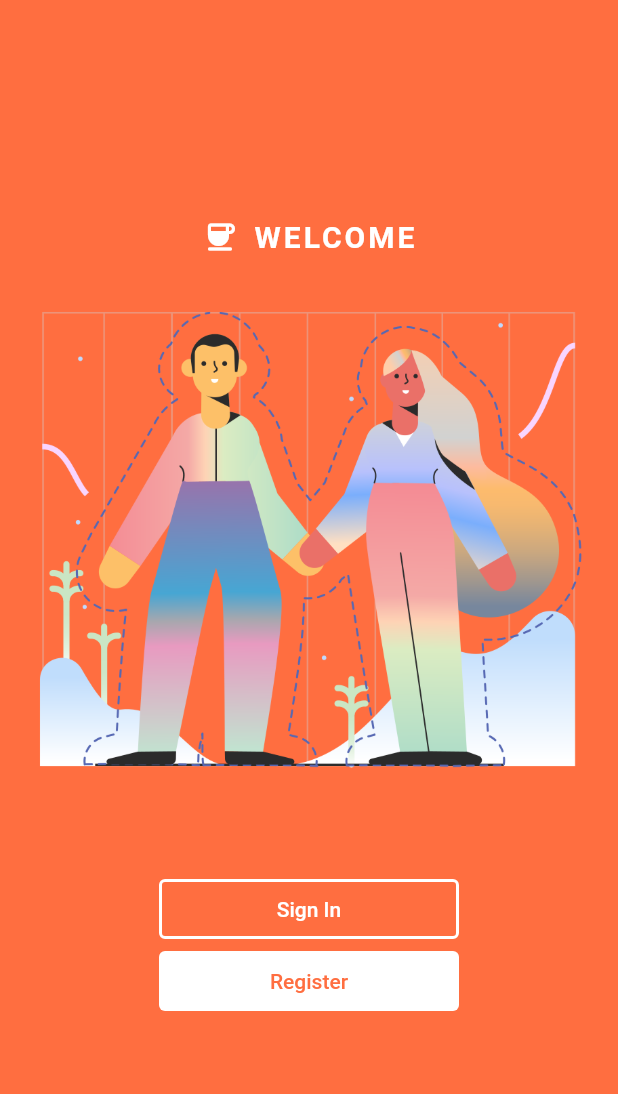
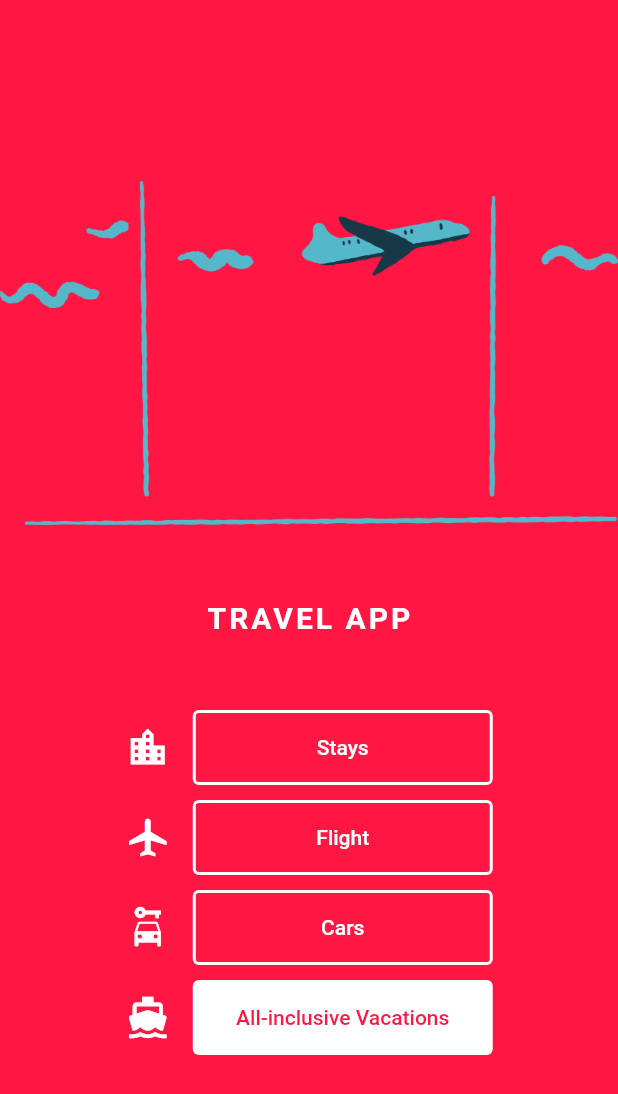
Before and after one commit to paulocf92/flutter-zero-to-hero, a Flutter app: the screen it shows after launch, on a phone screen of 412 x 824 dp. Shown: the top 1094 px of the screen. Run offline on Flutter 3.47's test engine with Material 2 defaults, Android fonts, the phone set to English and light mode, and no system bars.

Commit message:
chore: challenge done

```diff
--- a/login_app/lib/main.dart
+++ b/login_app/lib/main.dart
@@ -12,25 +12,18 @@ class MyApp extends StatelessWidget {
     return MaterialApp(
       debugShowCheckedModeBanner: false,
       home: Scaffold(
-        backgroundColor: Colors.deepOrangeAccent,
+        backgroundColor: Colors.redAccent.shade400,
         body: SafeArea(
           child: Center(
             child: SingleChildScrollView(
               child: Column(
-                mainAxisAlignment: MainAxisAlignment.center,
                 children: [
-                  Row(
-                    mainAxisAlignment: MainAxisAlignment.center,
-                    children: const [
-                      Icon(
-                        Icons.coffee_rounded,
-                        color: Colors.white,
+                  Center(
+                    child: Image.asset("images/plane.png"),
                   ),
-                      SizedBox(
-                        width: 10.0,
-                      ),
-                      Text(
-                        "WELCOME",
+                  const SizedBox(height: 50.0),
+                  const Text(
+                    "TRAVEL APP",
                     style: TextStyle(
                       color: Colors.white,
                       letterSpacing: 2.0,
@@ -38,14 +31,21 @@ class MyApp extends StatelessWidget {
                       fontSize: 20,
                     ),
                   ),
-                    ],
+                  const SizedBox(height: 50.0),
+                  Row(
+                    mainAxisAlignment: MainAxisAlignment.center,
+                    children: [
+                      const Icon(
+                        Icons.location_city,
+                        color: Colors.white,
+                        size: 30,
                       ),
-                  Center(
-                    child: Image.asset("images/welcome.png"),
+                      const SizedBox(
+                        width: 15,
                       ),
                       OutlinedButton(
                         onPressed: () {
-                      print('Outlined Button');
+                          print('Stays');
                         },
                         style: OutlinedButton.styleFrom(
                           side: const BorderSide(
@@ -53,20 +53,92 @@ class MyApp extends StatelessWidget {
                             width: 2.0,
                           ),
                           foregroundColor: Colors.white,
-                      minimumSize: const Size(200.0, 40.0),
+                          minimumSize: const Size(200.0, 50.0),
                         ),
-                    child: const Text('Sign In'),
+                        child: const Text('Stays'),
+                      ),
+                    ],
+                  ),
+                  const SizedBox(height: 10.0),
+                  Row(
+                    mainAxisAlignment: MainAxisAlignment.center,
+                    children: [
+                      const Icon(
+                        Icons.airplanemode_on,
+                        color: Colors.white,
+                        size: 30,
+                      ),
+                      const SizedBox(
+                        width: 15,
+                      ),
+                      OutlinedButton(
+                        onPressed: () {
+                          print('Flight');
+                        },
+                        style: OutlinedButton.styleFrom(
+                          side: const BorderSide(
+                            color: Colors.white,
+                            width: 2.0,
+                          ),
+                          foregroundColor: Colors.white,
+                          minimumSize: const Size(200.0, 50.0),
+                        ),
+                        child: const Text('Flight'),
+                      ),
+                    ],
+                  ),
+                  const SizedBox(height: 10.0),
+                  Row(
+                    mainAxisAlignment: MainAxisAlignment.center,
+                    children: [
+                      const Icon(
+                        Icons.car_rental,
+                        color: Colors.white,
+                        size: 30,
+                      ),
+                      const SizedBox(
+                        width: 15,
+                      ),
+                      OutlinedButton(
+                        onPressed: () {
+                          print('Cars');
+                        },
+                        style: OutlinedButton.styleFrom(
+                          side: const BorderSide(
+                            color: Colors.white,
+                            width: 2.0,
+                          ),
+                          foregroundColor: Colors.white,
+                          minimumSize: const Size(200.0, 50.0),
+                        ),
+                        child: const Text('Cars'),
+                      ),
+                    ],
+                  ),
+                  const SizedBox(height: 10.0),
+                  Row(
+                    mainAxisAlignment: MainAxisAlignment.center,
+                    children: [
+                      const Icon(
+                        Icons.directions_boat,
+                        color: Colors.white,
+                        size: 30,
+                      ),
+                      const SizedBox(
+                        width: 15,
                       ),
                       TextButton(
                         onPressed: () {
-                      print('Text Button');
+                          print('All-inclusive Vacations');
                         },
-                    style: TextButton.styleFrom(
-                      foregroundColor: Colors.deepOrangeAccent,
+                        style: OutlinedButton.styleFrom(
+                          foregroundColor: Colors.redAccent.shade400,
                           backgroundColor: Colors.white,
-                      minimumSize: const Size(200.0, 40.0),
+                          minimumSize: const Size(200.0, 50.0),
                         ),
-                    child: const Text('Register'),
+                        child: const Text('All-inclusive Vacations'),
+                      ),
+                    ],
                   ),
                 ],
               ),
--- a/login_app/pubspec.yaml
+++ b/login_app/pubspec.yaml
@@ -67,8 +67,7 @@ flutter:
 
   # To add assets to your application, add an assets section, like this:
   assets:
-    - images/launcher_icon_coffee.png
-    - images/welcome.png
+    - images/
 
   # An image asset can refer to one or more resolution-specific "variants", see
   # https://flutter.dev/assets-and-images/#resolution-aware
```
Also changed, not shown: login_app/images/plane.png (added). Lines whose indentation alone changed are shown as unchanged.
